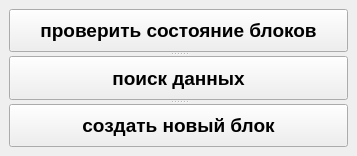
markveligod/budget-project-VKR-, file budget/widgets/MainMenu.ui: the form before one commit.
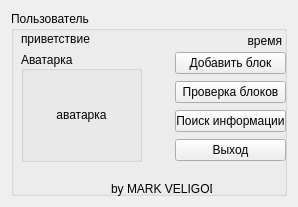
The form after the commit.

The edit to the form file:
```diff
--- a/budget/widgets/MainMenu.ui
+++ b/budget/widgets/MainMenu.ui
@@ -1,65 +1,137 @@
 <?xml version="1.0" encoding="UTF-8"?>
 <ui version="4.0">
- <class>MainWindow</class>
- <widget class="QMainWindow" name="MainWindow">
+ <class>Menu_Form</class>
+ <widget class="QWidget" name="Menu_Form">
   <property name="geometry">
    <rect>
     <x>0</x>
     <y>0</y>
-    <width>357</width>
-    <height>156</height>
+    <width>298</width>
+    <height>207</height>
    </rect>
   </property>
   <property name="windowTitle">
    <string>MainWindow</string>
   </property>
-  <widget class="QWidget" name="centralwidget">
-   <layout class="QVBoxLayout" name="verticalLayout">
-    <item>
-     <widget class="QSplitter" name="splitter">
-      <property name="orientation">
-       <enum>Qt::Vertical</enum>
+  <layout class="QHBoxLayout" name="horizontalLayout">
+   <item>
+    <widget class="QGroupBox" name="groupBox">
+     <property name="title">
+      <string>Пользователь</string>
+     </property>
+     <widget class="QGroupBox" name="groupBox_2">
+      <property name="geometry">
+       <rect>
+        <x>10</x>
+        <y>40</y>
+        <width>121</width>
+        <height>111</height>
+       </rect>
       </property>
-      <widget class="QPushButton" name="check_btn">
-       <property name="font">
-        <font>
-         <pointsize>14</pointsize>
-         <weight>75</weight>
-         <bold>true</bold>
-        </font>
-       </property>
-       <property name="text">
-        <string>проверить состояние блоков</string>
-       </property>
-      </widget>
-      <widget class="QPushButton" name="find_btn">
-       <property name="font">
-        <font>
-         <pointsize>14</pointsize>
-         <weight>75</weight>
-         <bold>true</bold>
-        </font>
-       </property>
-       <property name="text">
-        <string>поиск данных</string>
-       </property>
-      </widget>
-      <widget class="QPushButton" name="createblock_btn">
-       <property name="font">
-        <font>
-         <pointsize>14</pointsize>
-         <weight>75</weight>
-         <bold>true</bold>
-        </font>
-       </property>
-       <property name="text">
-        <string>создать новый блок</string>
-       </property>
-      </widget>
+      <property name="title">
+       <string>Аватарка</string>
+      </property>
+      <property name="alignment">
+       <set>Qt::AlignLeading|Qt::AlignLeft|Qt::AlignVCenter</set>
+      </property>
+      <layout class="QVBoxLayout" name="verticalLayout_2">
+       <item>
+        <widget class="QLabel" name="image">
+         <property name="text">
+          <string>аватарка</string>
+         </property>
+         <property name="alignment">
+          <set>Qt::AlignCenter</set>
+         </property>
+        </widget>
+       </item>
+      </layout>
      </widget>
-    </item>
-   </layout>
-  </widget>
+     <widget class="QLabel" name="welcome">
+      <property name="geometry">
+       <rect>
+        <x>10</x>
+        <y>20</y>
+        <width>161</width>
+        <height>16</height>
+       </rect>
+      </property>
+      <property name="text">
+       <string>приветствие</string>
+      </property>
+     </widget>
+     <widget class="QLabel" name="time">
+      <property name="geometry">
+       <rect>
+        <x>200</x>
+        <y>20</y>
+        <width>71</width>
+        <height>20</height>
+       </rect>
+      </property>
+      <property name="text">
+       <string>время</string>
+      </property>
+      <property name="alignment">
+       <set>Qt::AlignRight|Qt::AlignTrailing|Qt::AlignVCenter</set>
+      </property>
+     </widget>
+     <widget class="QLabel" name="label">
+      <property name="geometry">
+       <rect>
+        <x>100</x>
+        <y>170</y>
+        <width>101</width>
+        <height>16</height>
+       </rect>
+      </property>
+      <property name="text">
+       <string>by MARK VELIGOD</string>
+      </property>
+     </widget>
+     <widget class="QWidget" name="">
+      <property name="geometry">
+       <rect>
+        <x>164</x>
+        <y>40</y>
+        <width>111</width>
+        <height>112</height>
+       </rect>
+      </property>
+      <layout class="QVBoxLayout" name="verticalLayout">
+       <item>
+        <widget class="QPushButton" name="getblock_btn">
+         <property name="text">
+          <string>Добавить блок</string>
+         </property>
+        </widget>
+       </item>
+       <item>
+        <widget class="QPushButton" name="check_btn">
+         <property name="text">
+          <string>Проверка блоков</string>
+         </property>
+        </widget>
+       </item>
+       <item>
+        <widget class="QPushButton" name="find_info">
+         <property name="text">
+          <string>Поиск информации</string>
+         </property>
+        </widget>
+       </item>
+       <item>
+        <widget class="QPushButton" name="close_btn">
+         <property name="text">
+          <string>Выход</string>
+         </property>
+        </widget>
+       </item>
+      </layout>
+     </widget>
+    </widget>
+   </item>
+  </layout>
  </widget>
  <resources/>
  <connections/>
```
Left out of the diff: 2 changed lines with no effect on the pictures.
